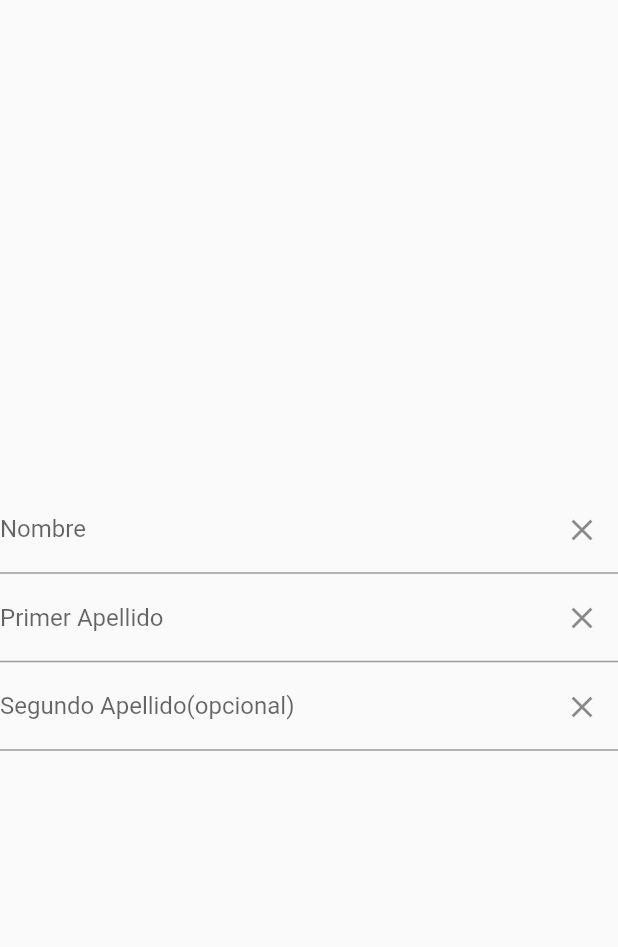
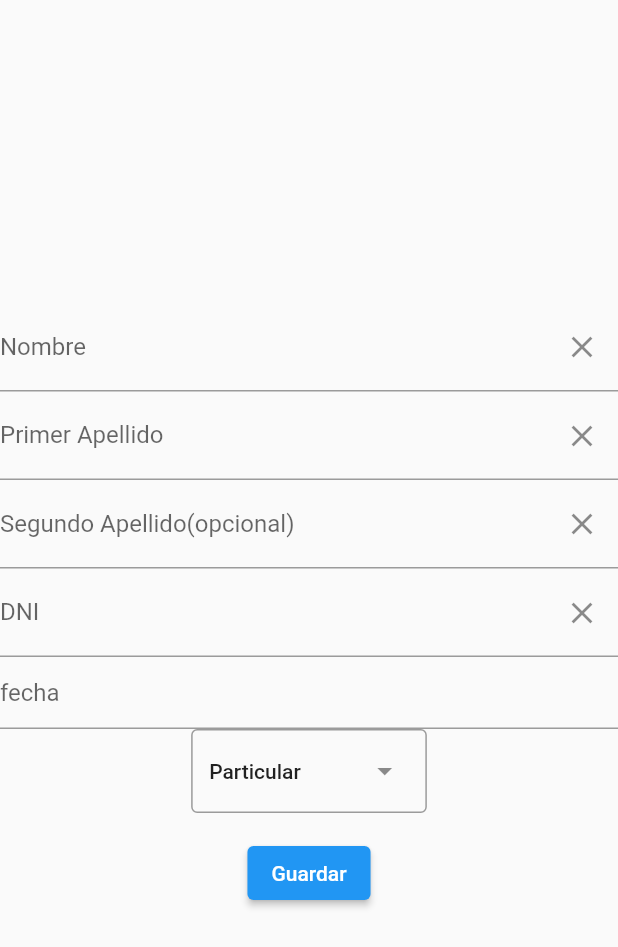
Before and after one commit to Raul-Leiva/ejercicio_final, a Flutter app: the Formulario widget shown alone on an empty page, opened directly, on a phone screen of 412 x 824 dp. Shown: the top 947 px of the screen. Run offline on Flutter 3.47's test engine with Material 2 defaults, Android fonts, the light colour scheme and no system bars; missing offline and left inert: dni_nie_validator.

Commit message:
Cambios varios

```diff
--- a/lib/formulario_page.dart
+++ b/lib/formulario_page.dart
@@ -1,4 +1,8 @@
+import 'package:ejercicio_final/usuarios.dart';
 import 'package:flutter/material.dart';
+import 'package:dni_nie_validator/dni_nie_validator.dart';
+
+const List<String> list = <String>['Particular', 'Empresa'];
 
 class ClaseFormulario extends StatefulWidget {
   const ClaseFormulario({super.key});
@@ -7,16 +11,16 @@ class ClaseFormulario extends StatefulWidget {
   StateFormulario createState() => StateFormulario();
 }
 
-class StateFormulario extends State<ClaseFormulario>{
+class StateFormulario extends State<ClaseFormulario> {
   @override
-  Widget build(BuildContext context){
+  Widget build(BuildContext context) {
     const appTitle = 'Formulario';
 
     return MaterialApp(
       title: appTitle,
       home: Scaffold(
         appBar: AppBar(
-          title:  const Text(appTitle),
+          title: const Text(appTitle),
         ),
         body: const Formulario(),
       ),
@@ -29,22 +33,76 @@ class Formulario extends StatefulWidget {
 
   @override
   StateClaseFormulario createState() => StateClaseFormulario();
-  }
-
+}
 
 class StateClaseFormulario extends State<Formulario> {
- final _formKey = GlobalKey<FormState>();
+  final _formKey = GlobalKey<FormState>();
+  String dropdownValue = list.first;
+  List<Usuarios> listaParticular = List.empty(growable: true);
+  List<Usuarios> listaEmpresa = List.empty(growable: true);
 
   TextEditingController nombreController = TextEditingController();
   TextEditingController apellido1Controller = TextEditingController();
   TextEditingController apellido2Controller = TextEditingController();
+  TextEditingController fechaController = TextEditingController();
+  TextEditingController DNIController = TextEditingController();
+
+  crearFecha() async {
+    DateTime? fechaSeleccionada = await showDatePicker(
+        context: context,
+        initialDate: DateTime.now(),
+        firstDate: DateTime(1800),
+        lastDate: DateTime(2500));
+
+    setState(() {
+      if (fechaSeleccionada != null) {
+        String fechaformat =
+            "${fechaSeleccionada.year.toString()}-${fechaSeleccionada.month.toString().padLeft(2, '0')}-${fechaSeleccionada.day.toString().padLeft(2, '0')}";
+        fechaController.text = fechaformat;
+      }
+    });
+  }
+  Usuarios usuarioAtributos(){
+    var nombre = nombreController.text;
+    var apellido1 = apellido1Controller.text;
+    var apellido2 = apellido2Controller.text;
+    var fecha = fechaController.text;
+    var DNI = DNIController.text;
+
+    return Usuarios(nombre, apellido1, apellido2, fecha, DNI);
+  }
+
+  agregarUsuario() {
 
 
-    String? validarCampo(String? valorCampo){
-    if(valorCampo!.isEmpty){
-      return "Please enter some text";
+    /*var usuario = usuarioAtributos();
+    if (clickadoMates) {
+      listaAlumnosMates.add(usuario);
+    }
+    if (clickadoLengua) {
+      listaAlumnosLengua.add(usuario);
+    }
+    listaAlumnosLengua;
+    listaAlumnosMates;*/
+  }
+
+  String? validarCampo(String? valorCampo) {
+    if (valorCampo!.isEmpty) {
+      return "Este campo es obligatorio";
     }
     return null;
+  }
+
+  _validateDocument(String value) {
+    String _validation = '';
+    if (value.isValidDNI()) {
+      _validation = 'DNI Valid';
+    } else if (value.isValidNIE()) {
+      _validation = 'NIE Valid';
+    } else {
+      _validation = 'Invalid document';
+    }
+    return _validation;
   }
 
   @override
@@ -78,7 +136,7 @@ class StateClaseFormulario extends State<Formulario> {
                   icon: const Icon(Icons.clear),
                 )),
           ),
-                    TextFormField(
+          TextFormField(
             controller: apellido2Controller,
             decoration: InputDecoration(
                 labelText: "Segundo Apellido(opcional)",
@@ -89,8 +147,54 @@ class StateClaseFormulario extends State<Formulario> {
                   icon: const Icon(Icons.clear),
                 )),
           ),
+          TextFormField(
+            validator: (value) => _validateDocument(value!),
+            controller: DNIController,
+            decoration: InputDecoration(
+              labelText: "DNI",
+              suffixIcon: IconButton(
+                onPressed: () => DNIController.clear(),
+                icon: const Icon(Icons.clear),
+              ),
+            ),
+            onTap: () {},
+          ),
+          TextFormField(
+            controller: fechaController,
+            onTap: () {
+              crearFecha();
+            },
+            decoration: const InputDecoration(hintText: "fecha"),
+          ),
+          DropdownMenu<String>(
+            initialSelection: list.first,
+            onSelected: (String? value) {
+              setState(() {
+                dropdownValue = value!;
+              });
+            },
+            dropdownMenuEntries:
+                list.map<DropdownMenuEntry<String>>((String value) {
+              return DropdownMenuEntry<String>(
+                value: value,
+                label: value
+                );
+            }).toList(),
+          ),
+          Padding(
+            padding: const EdgeInsets.symmetric(vertical: 16.0),
+            child: ElevatedButton(
+              onPressed: () {
+                if (_formKey.currentState!.validate()) {
+                  ScaffoldMessenger.of(context).showSnackBar(
+                      const SnackBar(content: Text('Usuario Guardado')));
+                }
+              },
+              child: const Text('Guardar'),
+            ),
+          ),
         ],
       ),
     );
   }
-}
+  }
--- a/lib/menu_page.dart
+++ b/lib/menu_page.dart
@@ -1,4 +1,6 @@
 import 'package:flutter/material.dart';
+
+
 
 class ClaseMenu extends StatefulWidget {
   const ClaseMenu({super.key});
--- /dev/null
+++ b/lib/usuarios.dart
@@ -0,0 +1,9 @@
+class Usuarios {
+  var nombre = "";
+  var apellido1 = "";
+  var apellido2 = "";
+  var DNI= "";
+  var fecha = "";
+
+  Usuarios(String nombre, String apellido1, String apellido2, String fecha, String dni);
+}
--- a/pubspec.yaml
+++ b/pubspec.yaml
@@ -7,6 +7,7 @@ environment:
   sdk: '>=3.1.0 <4.0.0'
 
 dependencies:
+  dni_nie_validator: ^0.0.2
   flutter:
     sdk: flutter
 
```
Also changed, not shown: pubspec.lock.
